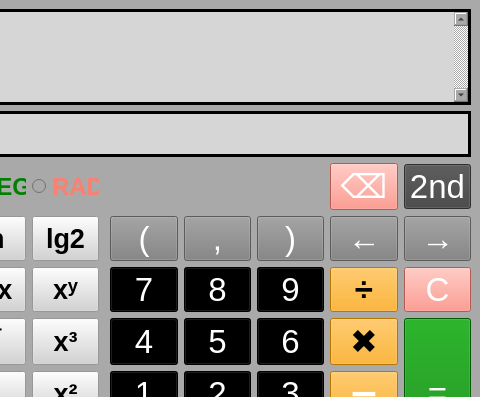
Qt form MainWindow.ui (OdysseusLSe/qtCalc) before a commit; both pictures show x 270 to 750 and y 0 to 397 of the 750 by 500 pixel window.
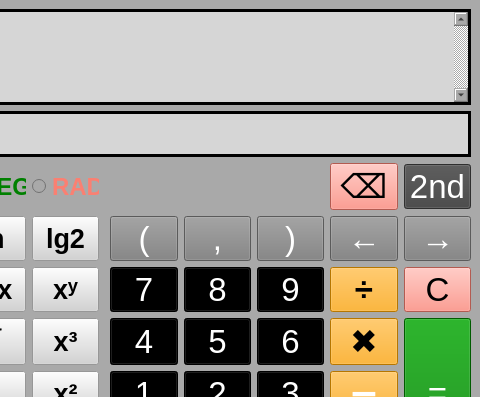
The same form after that commit.

Commit message: Update button text color to black for better visibility

What changed in the file:
```diff
--- a/MainWindow.ui
+++ b/MainWindow.ui
@@ -714,7 +714,7 @@
           </property>
           <property name="styleSheet">
            <string notr="true">background-color: salmon;
-color: white;</string>
+color: black;</string>
           </property>
           <property name="text">
            <string>C</string>
@@ -1403,7 +1403,7 @@
           </property>
           <property name="styleSheet">
            <string notr="true">background-color : salmon;
-color : white;</string>
+color : black;</string>
           </property>
           <property name="text">
            <string>⌫</string>
```
The commit also changes 2 other files.
